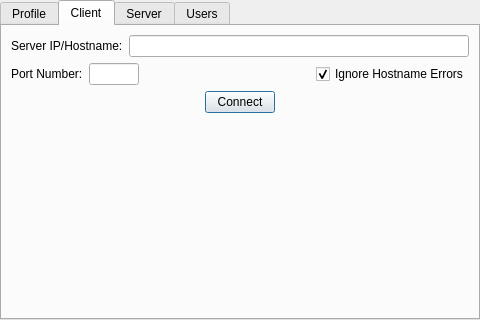
Qt form resources/preferences.ui (jiakeliu/Cobra) before a commit.
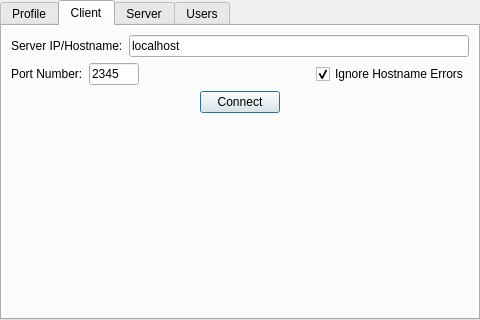
The same form after that commit. The open tabs and pages were chosen to show the change. Icons and pictures are not drawn.

The edit to the form file:
```diff
--- a/resources/preferences.ui
+++ b/resources/preferences.ui
@@ -350,7 +350,11 @@
             </widget>
            </item>
            <item>
-            <widget class="QLineEdit" name="lineEditIP"/>
+            <widget class="QLineEdit" name="lineEditIP">
+             <property name="text">
+              <string>localhost</string>
+             </property>
+            </widget>
            </item>
           </layout>
          </item>
@@ -395,6 +399,9 @@
                <height>16777215</height>
               </size>
              </property>
+             <property name="text">
+              <string>2345</string>
+             </property>
             </widget>
            </item>
            <item>
@@ -430,6 +437,19 @@
            <property name="rightMargin">
             <number>0</number>
            </property>
+           <item>
+            <spacer name="horizontalSpacer_3">
+             <property name="orientation">
+              <enum>Qt::Horizontal</enum>
+             </property>
+             <property name="sizeHint" stdset="0">
+              <size>
+               <width>40</width>
+               <height>20</height>
+              </size>
+             </property>
+            </spacer>
+           </item>
            <item>
             <widget class="QPushButton" name="connectButton">
              <property name="sizePolicy">
@@ -440,13 +460,13 @@
              </property>
              <property name="minimumSize">
               <size>
-               <width>70</width>
+               <width>0</width>
                <height>0</height>
               </size>
              </property>
              <property name="maximumSize">
               <size>
-               <width>70</width>
+               <width>16777215</width>
                <height>16777215</height>
               </size>
              </property>
@@ -455,6 +475,19 @@
              </property>
             </widget>
            </item>
+           <item>
+            <spacer name="horizontalSpacer_4">
+             <property name="orientation">
+              <enum>Qt::Horizontal</enum>
+             </property>
+             <property name="sizeHint" stdset="0">
+              <size>
+               <width>40</width>
+               <height>20</height>
+              </size>
+             </property>
+            </spacer>
+           </item>
           </layout>
          </item>
          <item>
```
Left out of the diff: 40 changed lines with no effect on the pictures.
